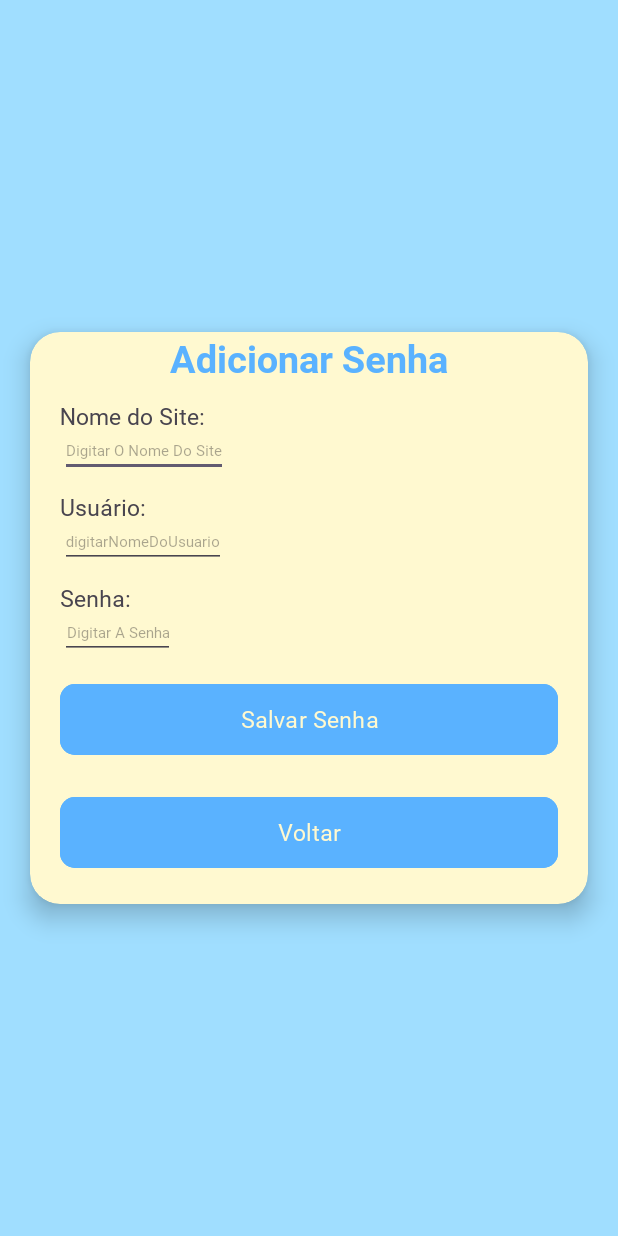
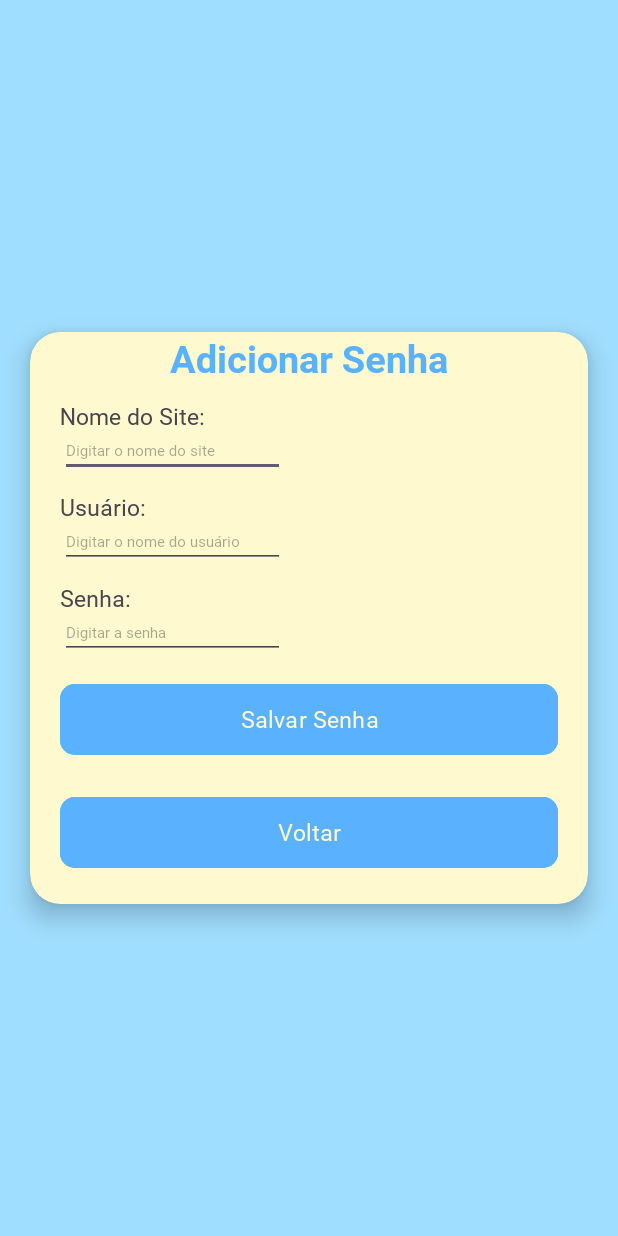
Before and after one commit to mstewart796/MinhasSenhas, an Android app: the RegisterActivity screen opened directly, with no data from a screen before it, on a phone screen of 412 x 824 dp. Run offline under Robolectric (Android 15) with nearby library versions, the phone set to English and light mode, and no system bars.

Commit message:
Made format improvements

```diff
--- a/app/src/main/res/layout/activity_register.xml
+++ b/app/src/main/res/layout/activity_register.xml
@@ -52,9 +52,9 @@
             <EditText
                 android:id="@+id/etSite"
                 android:inputType="text"
-                android:gravity="center"
+                android:gravity="left"
                 android:paddingTop="5dp"
-                android:layout_width="0dp"
+                android:layout_width="150dp"
                 android:layout_weight="2"
                 android:textSize="10sp"
                 android:fontFamily="@font/ubuntusans"
@@ -80,14 +80,14 @@
             <EditText
                 android:id="@+id/etUser"
                 android:inputType="text"
-                android:gravity="center"
+                android:gravity="left"
                 android:paddingTop="5dp"
-                android:layout_width="0dp"
+                android:layout_width="150dp"
                 android:layout_weight="2"
                 android:textSize="10sp"
                 android:fontFamily="@font/ubuntusans"
                 android:layout_height="wrap_content"
-                android:hint="digitarNomeDoUsuario"
+                android:hint="@string/digitarNomeDoUsuario"
                 app:layout_constraintStart_toStartOf="@id/tvUser"
                 app:layout_constraintTop_toBottomOf="@id/tvUser"/>
 
@@ -107,10 +107,10 @@
 
             <EditText
                 android:id="@+id/etSenha"
-                android:inputType="text"
-                android:gravity="center"
+                android:inputType="textPassword"
+                android:gravity="left"
                 android:paddingTop="5dp"
-                android:layout_width="0dp"
+                android:layout_width="150dp"
                 android:layout_weight="2"
                 android:textSize="10sp"
                 android:fontFamily="@font/ubuntusans"
--- a/app/src/main/res/values/strings.xml
+++ b/app/src/main/res/values/strings.xml
@@ -14,9 +14,9 @@
     <string name="nomeDoSite">Nome do Site:</string>
     <string name="usuarioDoSite">Usuário:</string>
     <string name="senhaDoSite">Senha:</string>
-    <string name="digitarNomeDoSite">Digitar O Nome Do Site</string>
-    <string name="digitarNomeDoUsuario">Digitar O Nome Do Usuário</string>
-    <string name="digitarSenha">Digitar A Senha</string>
+    <string name="digitarNomeDoSite">Digitar o nome do site</string>
+    <string name="digitarNomeDoUsuario">Digitar o nome do usuário</string>
+    <string name="digitarSenha">Digitar a senha</string>
     <string name="salvarSenha">Salvar Senha</string>
     <string name="atualizarSenha">Atualizar ou Apagar Senha</string>
     <string name="atualizarApagarSenha">Atualizar ou Apagar Senha</string>
```
Also changed, not shown: app/src/main/res/layout/activity_update.xml (+9 -8 lines).
